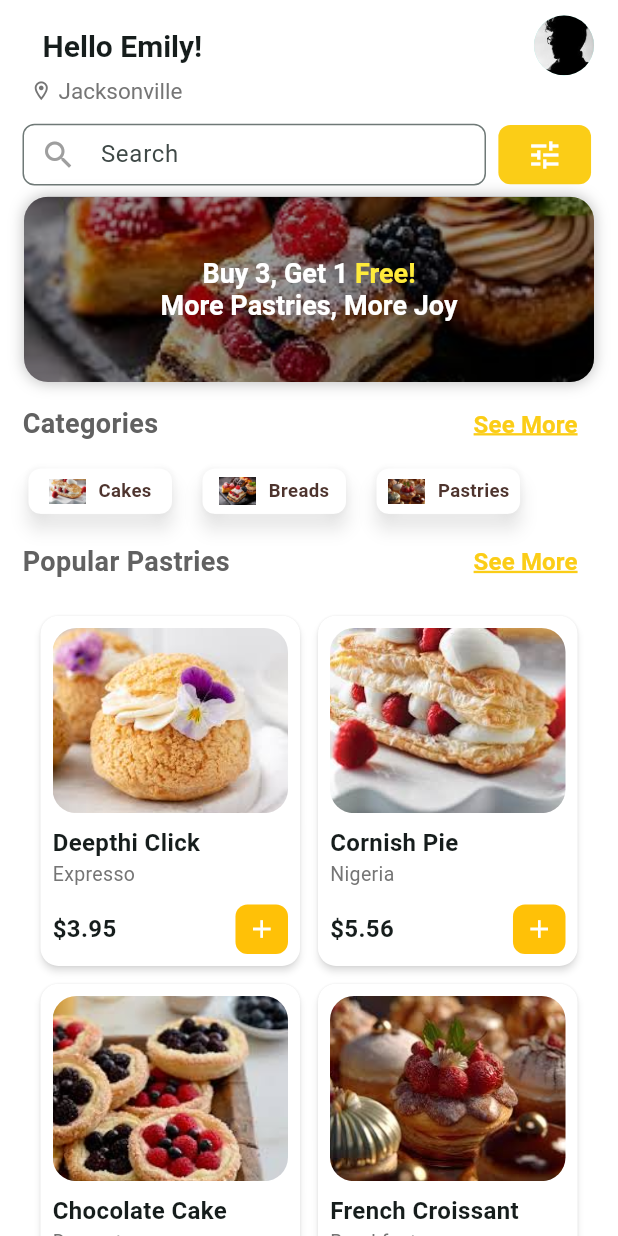
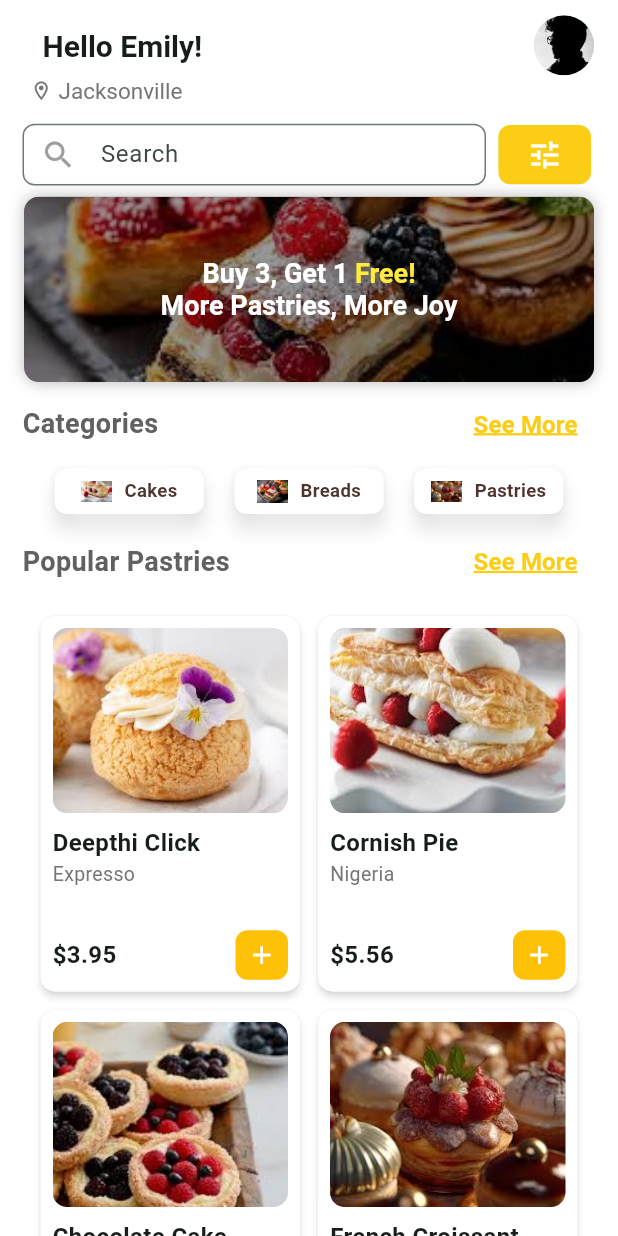
Before and after one commit to OBEDTITUS/Pastries_App, a Flutter app: the HomePage screen opened directly, on a phone screen of 412 x 824 dp. Run offline on Flutter 3.47's test engine with Material 3 defaults, Android fonts, the phone set to English and light mode, and no system bars.

Commit message:
Initial commit

```diff
--- a/lib/components.dart/categorycard.dart
+++ b/lib/components.dart/categorycard.dart
@@ -15,10 +15,10 @@ class CategoryCard extends StatelessWidget {
       shape: RoundedRectangleBorder(borderRadius: BorderRadius.circular(8)),
       child: Container(
         margin: EdgeInsets.symmetric(
-          horizontal: MediaQuery.of(context).size.width * 0.019,
+          horizontal: MediaQuery.of(context).size.width * 0.020,
         ),
         height: 30,
-        width: 80,
+        width: 83,
         decoration: BoxDecoration(
           color: Colors.white,
           boxShadow: [BoxShadow(color: Colors.white, blurRadius: 10)],
@@ -30,8 +30,8 @@ class CategoryCard extends StatelessWidget {
             Center(
               child: Image.asset(
                 imagePath,
-                height: MediaQuery.of(context).size.height * 0.06,
-                width: MediaQuery.of(context).size.width * 0.06,
+                height: MediaQuery.of(context).size.height * 0.05,
+                width: MediaQuery.of(context).size.width * 0.05,
               ),
             ),
 
--- a/lib/components.dart/foodtemcard.dart
+++ b/lib/components.dart/foodtemcard.dart
@@ -22,15 +22,16 @@ class FoodItemCard extends StatelessWidget {
       shadowColor: Colors.white,
       elevation: 2,
       color: Colors.white,
+      shape: RoundedRectangleBorder(borderRadius: BorderRadius.circular(10)),
       child: Container(
-        height: 185,
+        height: MediaQuery.of(context).size.height * 0.27,
         width: MediaQuery.of(context).size.width * 0.4,
         margin: const EdgeInsets.all(8),
         child: Column(
           crossAxisAlignment: CrossAxisAlignment.start,
           children: [
             ClipRRect(
-              borderRadius: BorderRadius.circular(16),
+              borderRadius: BorderRadius.circular(10),
               child: Image.asset(
                 imagePath,
                 height: MediaQuery.of(context).size.height * 0.15,
--- a/lib/components.dart/hometopcard.dart
+++ b/lib/components.dart/hometopcard.dart
@@ -2,20 +2,18 @@ import 'package:flutter/material.dart';
 
 class Hometopcard extends StatelessWidget {
   final String imagePath;
-  //final VoidCallback onTap;
 
   const Hometopcard({super.key, required this.imagePath});
 
   @override
   Widget build(BuildContext context) {
     return GestureDetector(
-      // onTap: onTap,
       child: Container(
         margin: const EdgeInsets.symmetric(horizontal: 1),
         height: MediaQuery.of(context).size.height * 0.15,
         width: double.infinity,
         decoration: BoxDecoration(
-          borderRadius: BorderRadius.circular(16),
+          borderRadius: BorderRadius.circular(10),
           image: DecorationImage(
             image: AssetImage(imagePath),
             fit: BoxFit.cover,
@@ -26,7 +24,7 @@ class Hometopcard extends StatelessWidget {
           children: [
             Container(
               decoration: BoxDecoration(
-                borderRadius: BorderRadius.circular(16),
+                borderRadius: BorderRadius.circular(10),
                 color: Colors.black.withOpacity(0.4),
               ),
             ),
--- a/lib/pages/home_page.dart
+++ b/lib/pages/home_page.dart
@@ -196,6 +196,8 @@ class HomePage extends StatelessWidget {
                 ),
                 SizedBox(height: MediaQuery.of(context).size.height * 0.002),
                 Row(
+                  mainAxisAlignment: MainAxisAlignment.center,
+                  crossAxisAlignment: CrossAxisAlignment.center,
                   children: [
                     CategoryCard(
                       imagePath: 'lib/assets/pastries1.jpeg',
@@ -251,7 +253,7 @@ class HomePage extends StatelessWidget {
                     crossAxisCount: 2,
                     crossAxisSpacing: 4,
                     mainAxisSpacing: 4,
-                    childAspectRatio: 0.75,
+                    childAspectRatio: 0.7,
                   ),
                   itemCount: foodItems.length,
                   itemBuilder: (context, index) {
```
